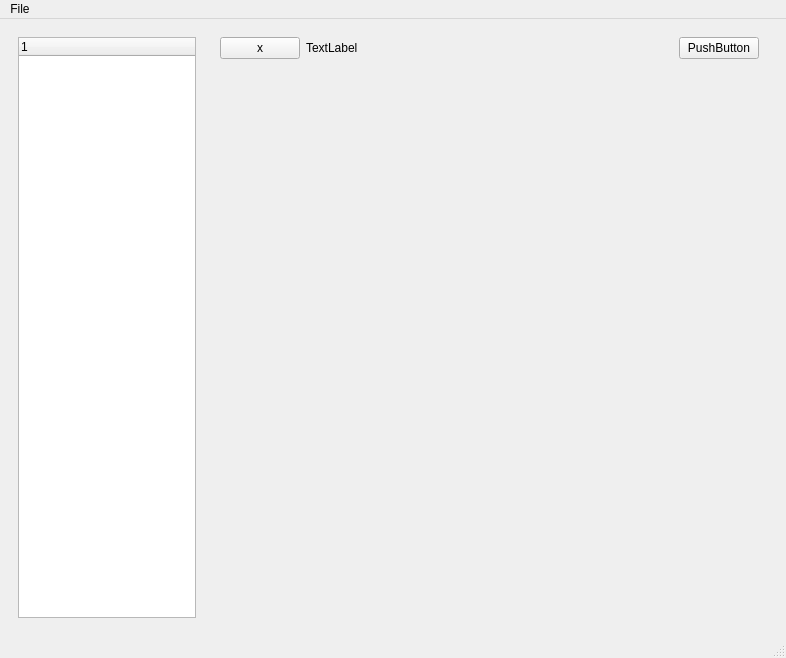
Above: src/AppMainUi.ui from Vaisakhkm2625/keyboardcontrol before the change. Below: the same form after it.
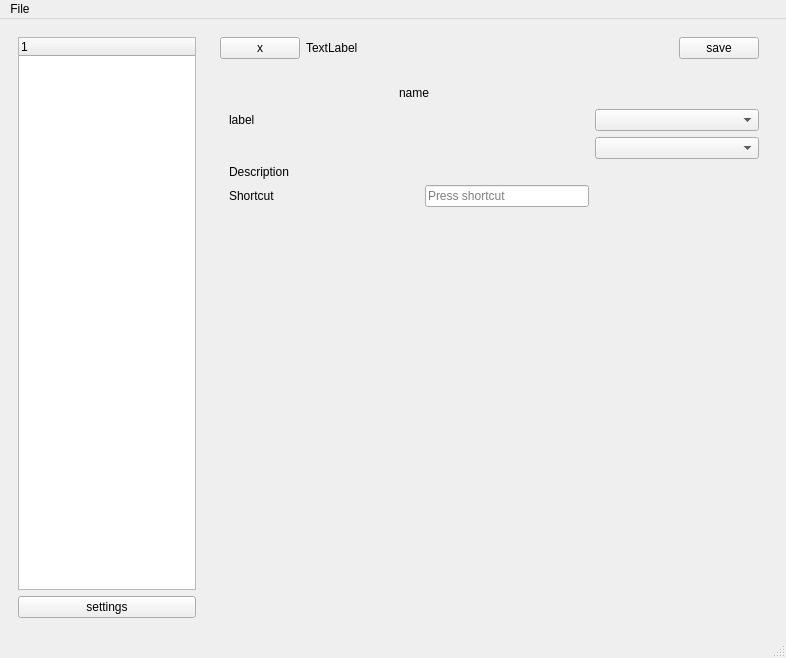
That is the form after the change. Icons and pictures are not drawn.

Patch:
```diff
--- a/src/AppMainUi.ui
+++ b/src/AppMainUi.ui
@@ -18,6 +18,139 @@
     <item row="0" column="1">
      <widget class="QWidget" name="mainarea_widget" native="true">
       <layout class="QGridLayout" name="gridLayout_2">
+       <item row="1" column="0">
+        <widget class="QStackedWidget" name="stackedWidget">
+         <property name="currentIndex">
+          <number>1</number>
+         </property>
+         <widget class="QWidget" name="general_edit"/>
+         <widget class="QWidget" name="general_page">
+          <layout class="QGridLayout" name="gridLayout_3">
+           <item row="4" column="0">
+            <widget class="QLabel" name="shotcut_label">
+             <property name="text">
+              <string>Shortcut</string>
+             </property>
+            </widget>
+           </item>
+           <item row="0" column="0">
+            <spacer name="horizontalSpacer_2">
+             <property name="orientation">
+              <enum>Qt::Horizontal</enum>
+             </property>
+             <property name="sizeHint" stdset="0">
+              <size>
+               <width>40</width>
+               <height>20</height>
+              </size>
+             </property>
+            </spacer>
+           </item>
+           <item row="3" column="0" colspan="4">
+            <widget class="QLabel" name="desc">
+             <property name="text">
+              <string>Description</string>
+             </property>
+            </widget>
+           </item>
+           <item row="0" column="3">
+            <spacer name="horizontalSpacer_3">
+             <property name="orientation">
+              <enum>Qt::Horizontal</enum>
+             </property>
+             <property name="sizeHint" stdset="0">
+              <size>
+               <width>40</width>
+               <height>20</height>
+              </size>
+             </property>
+            </spacer>
+           </item>
+           <item row="1" column="0" colspan="3">
+            <widget class="QLabel" name="uid">
+             <property name="text">
+              <string>label</string>
+             </property>
+            </widget>
+           </item>
+           <item row="5" column="1">
+            <spacer name="verticalSpacer_2">
+             <property name="orientation">
+              <enum>Qt::Vertical</enum>
+             </property>
+             <property name="sizeHint" stdset="0">
+              <size>
+               <width>20</width>
+               <height>40</height>
+              </size>
+             </property>
+            </spacer>
+           </item>
+           <item row="0" column="1" colspan="2">
+            <widget class="QLabel" name="name">
+             <property name="text">
+              <string>name</string>
+             </property>
+            </widget>
+           </item>
+           <item row="4" column="2">
+            <widget class="QKeySequenceEdit" name="keySequence"/>
+           </item>
+           <item row="1" column="3">
+            <widget class="QComboBox" name="comboBox"/>
+           </item>
+           <item row="2" column="3">
+            <widget class="QComboBox" name="comboBox_2"/>
+           </item>
+          </layout>
+         </widget>
+         <widget class="QWidget" name="page"/>
+         <widget class="QWidget" name="settings_page">
+          <layout class="QFormLayout" name="formLayout">
+           <item row="0" column="0">
+            <widget class="QLabel" name="label">
+             <property name="text">
+              <string>Xremap's config path</string>
+             </property>
+            </widget>
+           </item>
+           <item row="0" column="1">
+            <widget class="QLineEdit" name="xremap_path"/>
+           </item>
+           <item row="1" column="0">
+            <widget class="QLabel" name="label_3">
+             <property name="text">
+              <string>configuration path</string>
+             </property>
+            </widget>
+           </item>
+           <item row="1" column="1">
+            <widget class="QLineEdit" name="config_path"/>
+           </item>
+           <item row="2" column="0">
+            <widget class="QPushButton" name="pushButton">
+             <property name="text">
+              <string>reset to defaults</string>
+             </property>
+            </widget>
+           </item>
+           <item row="3" column="0">
+            <spacer name="verticalSpacer">
+             <property name="orientation">
+              <enum>Qt::Vertical</enum>
+             </property>
+             <property name="sizeHint" stdset="0">
+              <size>
+               <width>20</width>
+               <height>40</height>
+              </size>
+             </property>
+            </spacer>
+           </item>
+          </layout>
+         </widget>
+        </widget>
+       </item>
        <item row="0" column="0">
         <widget class="QWidget" name="widget" native="true">
          <layout class="QHBoxLayout" name="horizontalLayout">
@@ -63,19 +196,13 @@
           <item>
            <widget class="QPushButton" name="save_button">
             <property name="text">
-             <string>PushButton</string>
+             <string>save</string>
             </property>
            </widget>
           </item>
          </layout>
         </widget>
        </item>
-       <item row="1" column="0">
-        <widget class="QStackedWidget" name="stackedWidget">
-         <widget class="QWidget" name="page_5"/>
-         <widget class="QWidget" name="page_6"/>
-        </widget>
-       </item>
       </layout>
      </widget>
     </item>
@@ -91,6 +218,13 @@
          </column>
         </widget>
        </item>
+       <item>
+        <widget class="QPushButton" name="settings_button">
+         <property name="text">
+          <string>settings</string>
+         </property>
+        </widget>
+       </item>
       </layout>
      </widget>
     </item>
```
Left out of the diff: 2 changed lines with no effect on the pictures.
